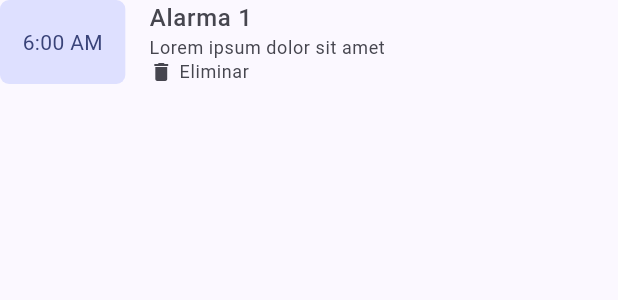
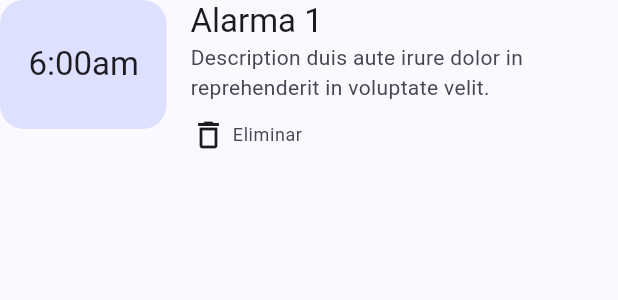
Before and after one commit to EstebanCardenas/AlarmsUxApp, a Flutter app: the AlarmItem widget shown alone on an empty page, opened directly, on a phone screen of 412 x 824 dp. Shown: the top 300 px of the screen. Run offline on Flutter 3.47's test engine with Material 3 defaults, Android fonts, the phone set to English and light mode, and no system bars; our stand-ins replace go_router, google_fonts, pie_chart.

Commit message:
Alarms screen changes

```diff
--- a/alarms_web/lib/components/alarm_item.dart
+++ b/alarms_web/lib/components/alarm_item.dart
@@ -16,7 +16,7 @@ class AlarmItem extends StatelessWidget {
   String get formattedHour {
     String minuteStr = minute < 10 ? '0$minute' : '$minute';
 
-    return "$hour:$minuteStr $meridiemType";
+    return "$hour:$minuteStr$meridiemType";
   }
 
   @override
@@ -27,45 +27,50 @@ class AlarmItem extends StatelessWidget {
       crossAxisAlignment: CrossAxisAlignment.start,
       children: [
         Row(
+          crossAxisAlignment: CrossAxisAlignment.start,
           children: [
-            DecoratedBox(
+            SizedBox(
+              width: 111,
+              height: 86,
+              child: DecoratedBox(
                 decoration: BoxDecoration(
                   color: colorScheme.primaryContainer,
-                borderRadius: BorderRadius.all(Radius.circular(6)),
+                  borderRadius: BorderRadius.all(Radius.circular(16)),
                 ),
                 child: Padding(
-                padding: const EdgeInsets.symmetric(
-                  horizontal: 15,
-                  vertical: 18,
-                ),
+                  padding: const EdgeInsets.fromLTRB(19, 29, 18, 29),
                   child: Text(
                     formattedHour,
-                  style: textTheme.bodyMedium?.copyWith(
-                    color: colorScheme.onPrimaryContainer,
+                    style: textTheme.titleLarge?.copyWith(
+                      color: colorScheme.onSurface,
                     ),
                   ),
                 ),
               ),
-            SizedBox(height: 8, width: 16),
-            Column(
+            ),
+            SizedBox(width: 16),
+            Expanded(
+              child: Column(
                 crossAxisAlignment: CrossAxisAlignment.start,
                 children: [
                   Text(
                     "Alarma 1",
-                  style: textTheme.bodyLarge?.copyWith(
-                    color: colorScheme.onSurfaceVariant,
-                    fontWeight: FontWeight.w500,
+                    style: textTheme.titleLarge?.copyWith(
+                      color: colorScheme.onSurface,
                     ),
                   ),
                   Text(
-                  "Lorem ipsum dolor sit amet",
-                  style: textTheme.bodySmall?.copyWith(
+                    "Description duis aute irure dolor in reprehenderit in voluptate velit.",
+                    style: textTheme.bodyMedium?.copyWith(
                       color: colorScheme.onSurfaceVariant,
                     ),
                   ),
+                  const SizedBox(height: 10),
                   Row(
                     children: [
-                    GestureDetector(
+                      MouseRegion(
+                        cursor: SystemMouseCursors.click,
+                        child: GestureDetector(
                           onTap: () => {
                             showDialog(
                               context: context,
@@ -93,9 +98,10 @@ class AlarmItem extends StatelessWidget {
                             )
                           },
                           child: Icon(
-                        Icons.delete,
-                        size: 16,
-                        color: colorScheme.onSurfaceVariant,
+                            Icons.delete_outline,
+                            size: 24,
+                            color: colorScheme.onSurface,
+                          ),
                         ),
                       ),
                       SizedBox(width: 4),
@@ -108,6 +114,7 @@ class AlarmItem extends StatelessWidget {
                     ],
                   ),
                 ],
+              ),
             ),
           ],
         ),
```
Also changed, not shown: alarms_web/lib/screens/alarms.dart (+16 -18 lines). Lines whose indentation alone changed are shown as unchanged.
